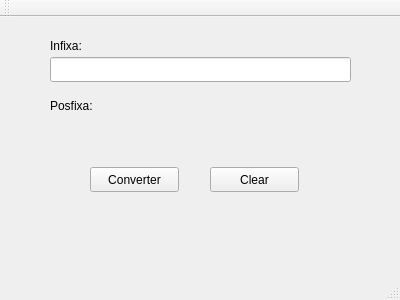
Old version of the form mainwindow.ui in the repository RafaelSilva7/compiladores.
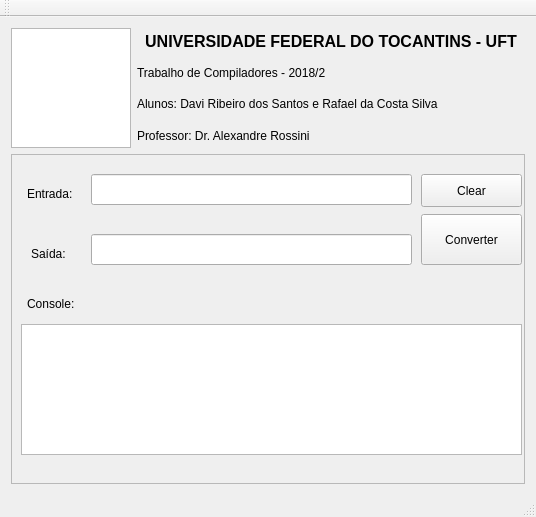
New version of the form.

Commit message: New graphical interface implemented

```diff
--- a/mainwindow.ui
+++ b/mainwindow.ui
@@ -6,83 +6,194 @@
    <rect>
     <x>0</x>
     <y>0</y>
-    <width>400</width>
-    <height>300</height>
+    <width>536</width>
+    <height>517</height>
    </rect>
   </property>
+  <property name="minimumSize">
+   <size>
+    <width>536</width>
+    <height>517</height>
+   </size>
+  </property>
+  <property name="maximumSize">
+   <size>
+    <width>536</width>
+    <height>517</height>
+   </size>
+  </property>
   <property name="windowTitle">
    <string>Trabalho de Compiladores</string>
   </property>
   <widget class="QWidget" name="centralWidget">
-   <widget class="QPushButton" name="convertButton">
+   <layout class="QGridLayout" name="gridLayout_2">
+    <item row="0" column="1">
+     <layout class="QVBoxLayout" name="verticalLayout">
+      <item>
+       <widget class="QLabel" name="label">
+        <property name="font">
+         <font>
+          <pointsize>12</pointsize>
+          <weight>75</weight>
+          <bold>true</bold>
+         </font>
+        </property>
+        <property name="text">
+         <string>UNIVERSIDADE FEDERAL DO TOCANTINS - UFT</string>
+        </property>
+        <property name="alignment">
+         <set>Qt::AlignCenter</set>
+        </property>
+       </widget>
+      </item>
+      <item>
+       <widget class="QLabel" name="label_2">
+        <property name="text">
+         <string>Trabalho de Compiladores - 2018/2</string>
+        </property>
+       </widget>
+      </item>
+      <item>
+       <widget class="QLabel" name="label_3">
+        <property name="text">
+         <string>Alunos: Davi Ribeiro dos Santos e Rafael da Costa Silva</string>
+        </property>
+       </widget>
+      </item>
+      <item>
+       <widget class="QLabel" name="label_4">
+        <property name="text">
+         <string>Professor: Dr. Alexandre Rossini</string>
+        </property>
+       </widget>
+      </item>
+     </layout>
+    </item>
+    <item row="0" column="0">
+     <widget class="QGraphicsView" name="logoUFT">
+      <property name="minimumSize">
+       <size>
+        <width>120</width>
+        <height>120</height>
+       </size>
+      </property>
+      <property name="maximumSize">
+       <size>
+        <width>120</width>
+        <height>120</height>
+       </size>
+      </property>
+     </widget>
+    </item>
+    <item row="1" column="0" colspan="2">
+     <widget class="QFrame" name="frame">
+      <property name="frameShape">
+       <enum>QFrame::StyledPanel</enum>
+      </property>
+      <property name="frameShadow">
+       <enum>QFrame::Raised</enum>
+      </property>
+      <widget class="QLabel" name="inputLabel">
     <property name="geometry">
      <rect>
-      <x>90</x>
-      <y>150</y>
-      <width>89</width>
-      <height>25</height>
+         <x>16</x>
+         <y>30</y>
+         <width>61</width>
+         <height>20</height>
      </rect>
     </property>
     <property name="text">
-     <string>Converter</string>
+        <string>Entrada:</string>
     </property>
    </widget>
    <widget class="QLineEdit" name="inputLineEdit">
     <property name="geometry">
      <rect>
-      <x>50</x>
-      <y>40</y>
-      <width>301</width>
-      <height>25</height>
-     </rect>
-    </property>
-   </widget>
-   <widget class="QLabel" name="infixaLabel">
-    <property name="geometry">
-     <rect>
-      <x>50</x>
+         <x>80</x>
       <y>20</y>
-      <width>301</width>
-      <height>17</height>
-     </rect>
-    </property>
-    <property name="text">
-     <string>Infixa:</string>
+         <width>321</width>
+         <height>31</height>
+        </rect>
+       </property>
+       <property name="clearButtonEnabled">
+        <bool>true</bool>
     </property>
    </widget>
    <widget class="QLabel" name="outputLabel">
     <property name="geometry">
      <rect>
-      <x>50</x>
-      <y>100</y>
-      <width>301</width>
-      <height>31</height>
+         <x>20</x>
+         <y>90</y>
+         <width>51</width>
+         <height>20</height>
      </rect>
     </property>
     <property name="text">
-     <string/>
-    </property>
-   </widget>
-   <widget class="QLabel" name="posfixaLabel">
+        <string>Saída:</string>
+       </property>
+      </widget>
+      <widget class="QLineEdit" name="outputLineEdit">
     <property name="geometry">
      <rect>
-      <x>50</x>
+         <x>80</x>
       <y>80</y>
-      <width>67</width>
-      <height>17</height>
-     </rect>
-    </property>
+         <width>321</width>
+         <height>31</height>
+        </rect>
+       </property>
+       <property name="readOnly">
+        <bool>true</bool>
+       </property>
+       <property name="clearButtonEnabled">
+        <bool>false</bool>
+       </property>
+      </widget>
+      <widget class="QPlainTextEdit" name="consoleTextEdit">
+       <property name="geometry">
+        <rect>
+         <x>10</x>
+         <y>170</y>
+         <width>501</width>
+         <height>131</height>
+        </rect>
+       </property>
+       <property name="readOnly">
+        <bool>true</bool>
+       </property>
+      </widget>
+      <widget class="QPushButton" name="converterButton">
+       <property name="geometry">
+        <rect>
+         <x>410</x>
+         <y>60</y>
+         <width>101</width>
+         <height>51</height>
+        </rect>
+       </property>
     <property name="text">
-     <string>Posfixa:</string>
+        <string>Converter</string>
+       </property>
+      </widget>
+      <widget class="QLabel" name="consoleLabel">
+       <property name="geometry">
+        <rect>
+         <x>16</x>
+         <y>140</y>
+         <width>71</width>
+         <height>20</height>
+        </rect>
+       </property>
+       <property name="text">
+        <string>Console:</string>
     </property>
    </widget>
    <widget class="QPushButton" name="clearButton">
     <property name="geometry">
      <rect>
-      <x>210</x>
-      <y>150</y>
-      <width>89</width>
-      <height>25</height>
+         <x>410</x>
+         <y>20</y>
+         <width>101</width>
+         <height>33</height>
      </rect>
     </property>
     <property name="text">
@@ -90,6 +201,9 @@
     </property>
    </widget>
   </widget>
+    </item>
+   </layout>
+  </widget>
   <widget class="QMenuBar" name="menuBar">
    <property name="geometry">
     <rect>
```
Left out of the diff: 4 changed lines with no effect on the pictures. Lines whose indentation alone changed are shown as unchanged. The commit also changes 7 other files.
